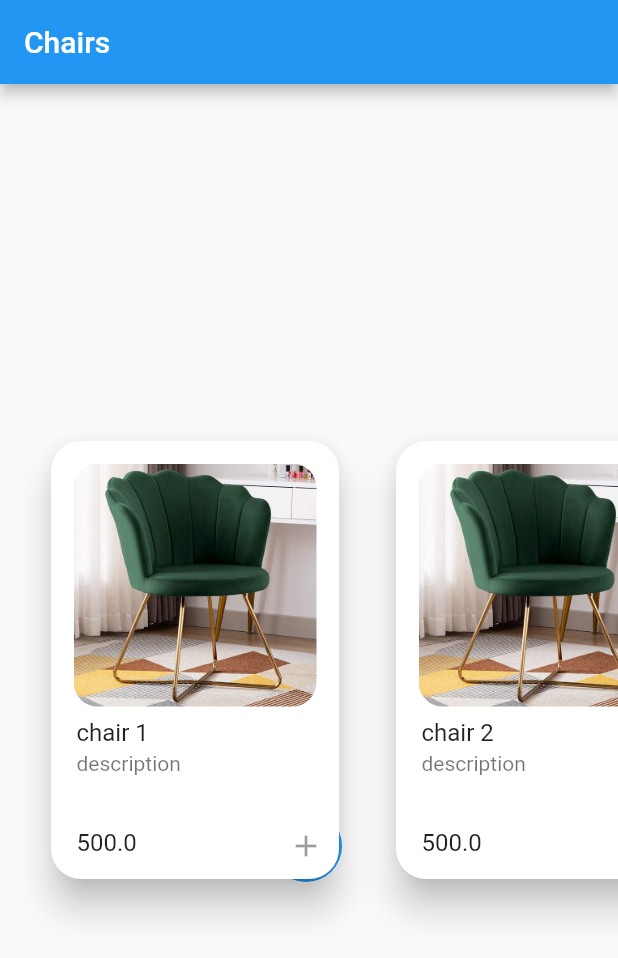
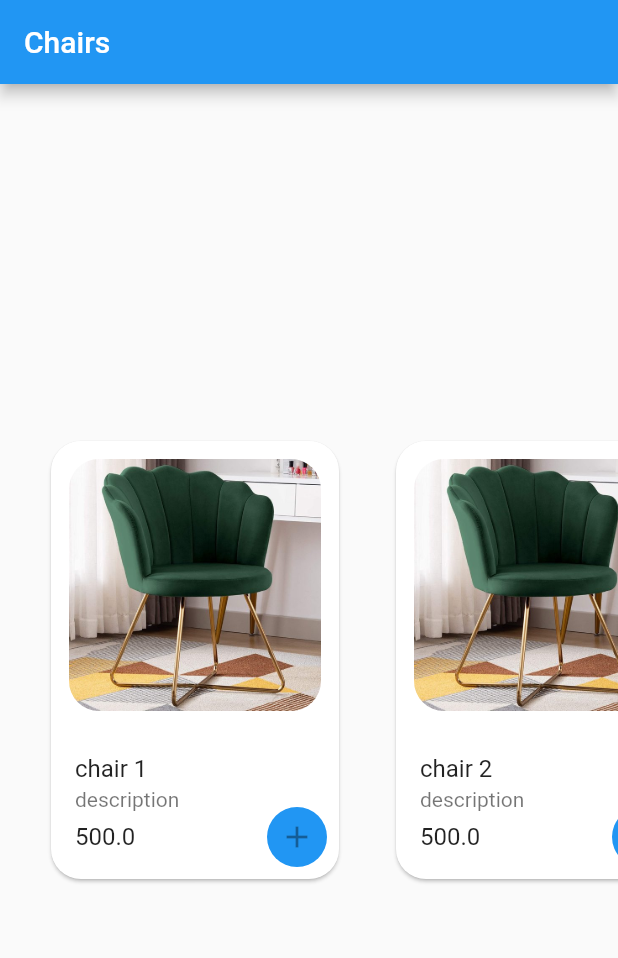
Before and after one commit to alexregiani/ui_store, a Flutter app: the screen it shows after launch, on a phone screen of 412 x 824 dp. Shown: the top 958 px of the screen. Run offline on Flutter 3.47's test engine with Material 2 defaults, Android fonts, the phone set to English and light mode, and no system bars.

Commit message:
new card design with better dynamics

```diff
--- a/lib/presentation/products_screen/widgets/product_card.dart
+++ b/lib/presentation/products_screen/widgets/product_card.dart
@@ -32,8 +32,11 @@ class ProductCard extends StatelessWidget {
                 alignment: Alignment.topCenter,
                 child: ClipRRect(
                   borderRadius: BorderRadius.circular(60),
-                  child: Image.asset(
-                    'assets/chair1.jpeg',
+                  child: Hero(
+                    tag: 'chair',
+                    child: Image.asset(
+                      'assets/chair1.jpeg',
+                    ),
                   ),
                 ),
               ),
--- a/lib/presentation/products_screen/widgets/product_card_info.dart
+++ b/lib/presentation/products_screen/widgets/product_card_info.dart
@@ -9,16 +9,20 @@ class ProductCardInfo extends StatelessWidget {
       appBar: AppBar(),
       body: Column(children: [
         ClipRRect(
-            borderRadius: const BorderRadius.only(
-              bottomLeft: Radius.circular(40),
-              bottomRight: Radius.circular(40),
-            ),
-            child: Image.asset('assets/chair1.jpeg')),
-        ListTile(
+          borderRadius: const BorderRadius.only(
+            bottomLeft: Radius.circular(40),
+            bottomRight: Radius.circular(40),
+          ),
+          child: Hero(
+            tag: 'chair',
+            child: Image.asset('assets/chair1.jpeg'),
+          ),
+        ),
+        const ListTile(
           title: Text('500.0'),
           subtitle: Text('Chair'),
         ),
-        ListTile(
+        const ListTile(
           title: Text('Description'),
           subtitle: Text(
               '"Lorem ipsum dolor sit amet, consectetur adipiscing elit, sed do eiusmod tempor incididunt ut labore et dolore magna aliqua. Ut enim ad minim veniam, quis nostrud exercitation ullamco laboris nisi ut aliquip ex ea commodo consequat. Duis aute irure dolor in reprehenderit in voluptate velit esse cillum dolore eu fugiat nulla pariatur. Excepteur sint occaecat cupidatat non proident, sunt in culpa qui officia deserunt mollit anim id est laborum."'),
--- /dev/null
+++ b/lib/presentation/products_screen/widgets/product_card_v2.dart
@@ -0,0 +1,76 @@
+import 'package:flutter/material.dart';
+
+class ProductCardV2 extends StatelessWidget {
+  const ProductCardV2(
+      {Key? key,
+      required this.title,
+      required this.subtitle,
+      required this.price})
+      : super(key: key);
+
+  final String title;
+  final String subtitle;
+  final double price;
+
+  @override
+  Widget build(BuildContext context) {
+    return Container(
+      width: 200,
+      height: 300,
+      child: InkWell(
+        onTap: () => Navigator.pushNamed(context, '/ProductCardInfo'),
+        child: Card(
+          shape:
+              RoundedRectangleBorder(borderRadius: BorderRadius.circular(20)),
+          child: Stack(
+            children: [
+              Column(
+                children: [
+                  Padding(
+                    padding: const EdgeInsets.all(12.0),
+                    child: ClipRRect(
+                      borderRadius: BorderRadius.circular(20),
+                      // borderRadius: BorderRadius.circular(60),
+                      child: Image.asset(
+                        'assets/chair1.jpeg',
+                      ),
+                    ),
+                  ),
+                  Expanded(
+                    child: ListTile(
+                      title: Text(title),
+                      subtitle: Text(subtitle),
+                    ),
+                  ),
+                  ListTile(
+                    title: Text('$price'),
+                  ),
+                ],
+              ),
+              Align(
+                alignment: Alignment.bottomRight,
+                child: Padding(
+                  padding: const EdgeInsets.all(8.0),
+                  child: Ink(
+                    height: 40,
+                    width: 40,
+                    decoration: const ShapeDecoration(
+                      shape: CircleBorder(),
+                      color: Colors.blue,
+                    ),
+                    child: const IconButton(
+                      onPressed: null,
+                      icon: Icon(
+                        Icons.add,
+                      ),
+                    ),
+                  ),
+                ),
+              ),
+            ],
+          ),
+        ),
+      ),
+    );
+  }
+}
--- a/lib/presentation/products_screen/widgets/product_screen.dart
+++ b/lib/presentation/products_screen/widgets/product_screen.dart
@@ -1,5 +1,5 @@
 import 'package:flutter/material.dart';
-import 'package:ui_store/presentation/products_screen/widgets/product_card.dart';
+import 'package:ui_store/presentation/products_screen/widgets/product_card_v2.dart';
 
 class ProductScreen extends StatelessWidget {
   const ProductScreen({Key? key}) : super(key: key);
@@ -15,17 +15,17 @@ class ProductScreen extends StatelessWidget {
         children: const [
           SizedBox(width: 30),
           Center(
-            child: ProductCard(
+            child: ProductCardV2(
                 title: 'chair 1', subtitle: 'description', price: 500.0),
           ),
           SizedBox(width: 30),
           Center(
-            child: ProductCard(
+            child: ProductCardV2(
                 title: 'chair 2', subtitle: 'description', price: 500.0),
           ),
           SizedBox(width: 30),
           Center(
-            child: ProductCard(
+            child: ProductCardV2(
               title: 'chair 3',
               subtitle: 'description',
               price: 900.0,
```
